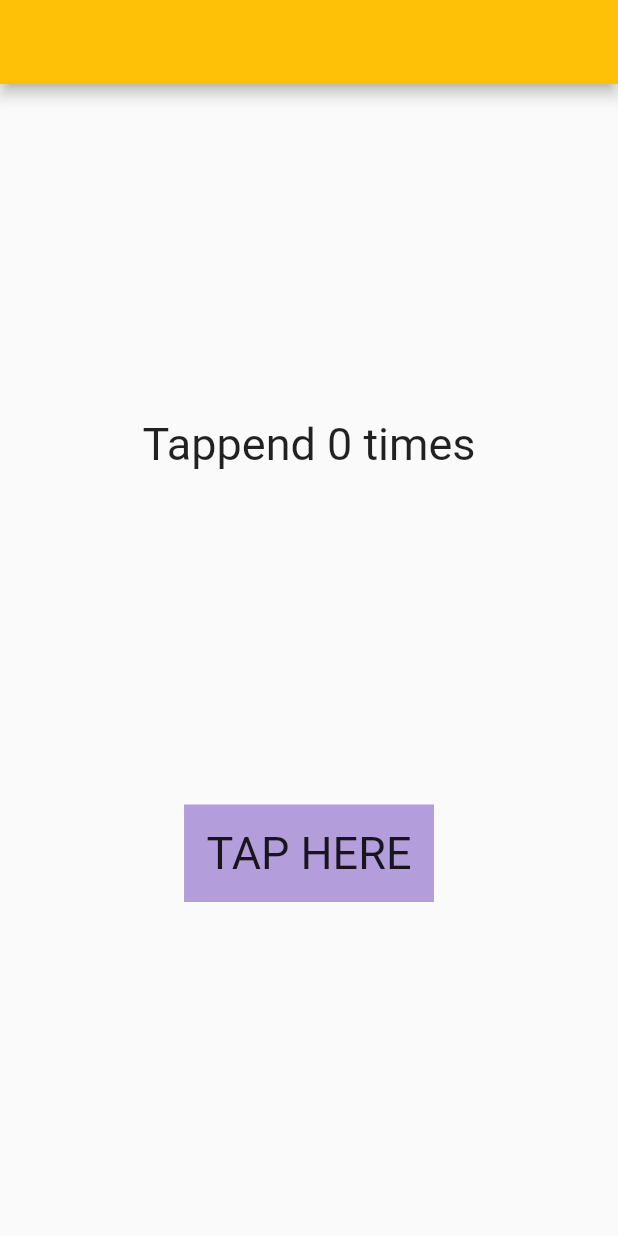
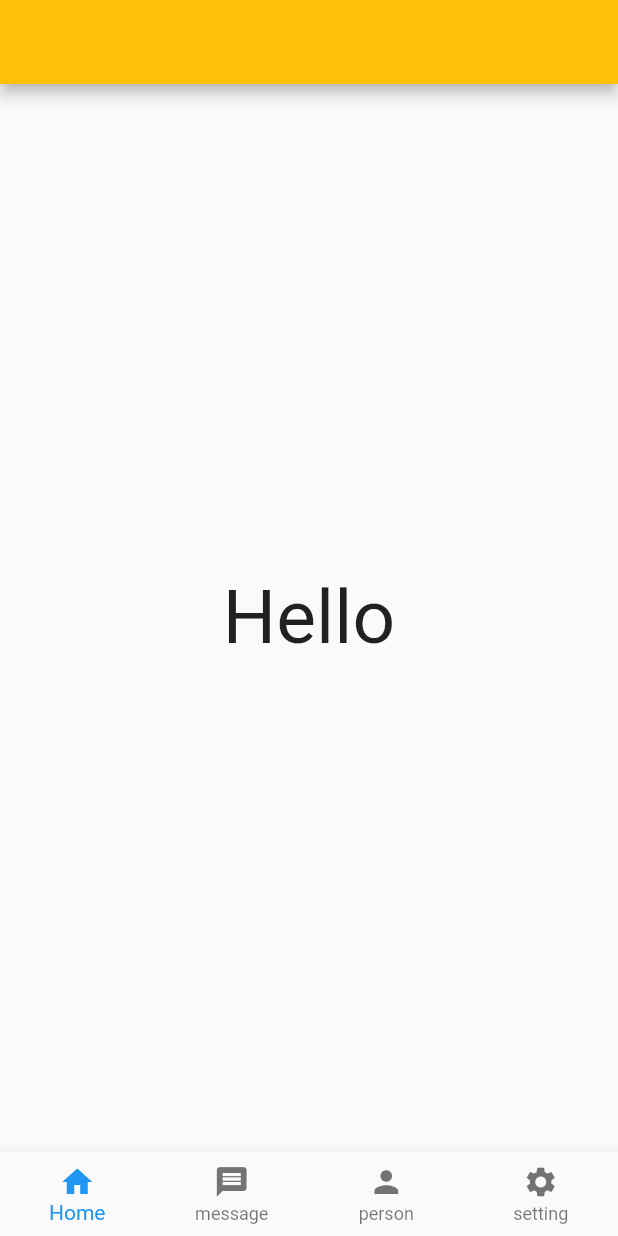
Before and after one commit to asahaya/widget_of_the_day_220813, a Flutter app: the screen it shows after launch, on a phone screen of 412 x 824 dp. Run offline on Flutter 3.47's test engine with Material 2 defaults, Android fonts, the phone set to English and light mode, and no system bars.

Commit message:
no09_bnb_UI

```diff
--- a/lib/main.dart
+++ b/lib/main.dart
@@ -5,10 +5,11 @@ import 'package:widget_of_the_day_220813/no04_ListView_Builder.dart';
 import 'package:widget_of_the_day_220813/no05_Cliprrest_RoundCorners.dart';
 import 'package:widget_of_the_day_220813/no06_ImageAsset.dart';
 import 'package:widget_of_the_day_220813/no07_GridView_Builder.dart';
+import 'package:widget_of_the_day_220813/no09_BottomNavigationBar.dart';
 
 import 'no01_Cointainer.dart';
 import 'no08_GestureDetector.dart';
 
 void main() {
-  runApp(const No08_GestureDetector());
+  runApp(const No09_BNB());
 }
--- a/lib/no09_BottomNavigationBar.dart
+++ b/lib/no09_BottomNavigationBar.dart
@@ -1,14 +1,13 @@
 import 'package:flutter/material.dart';
 
-
-class No01_Container extends StatefulWidget {
-  const No01_Container({Key? key}) : super(key: key);
+class No09_BNB extends StatefulWidget {
+  const No09_BNB({Key? key}) : super(key: key);
 
   @override
-  State<No01_Container> createState() => _No01_ContainerState();
+  State<No09_BNB> createState() => _No09_BNBState();
 }
 
-class _No01_ContainerState extends State<No01_Container> {
+class _No09_BNBState extends State<No09_BNB> {
   @override
   Widget build(BuildContext context) {
     return MaterialApp(
@@ -17,7 +16,27 @@ class _No01_ContainerState extends State<No01_Container> {
           title: Text(''),
           backgroundColor: Colors.amber,
         ),
-        body: Container(),
+        body: Center(
+          child: Text(
+            'Hello',
+            style: TextStyle(fontSize: 50),
+          ),
+        ),
+        bottomNavigationBar: BottomNavigationBar(
+            //すべて表示させるため
+            type: BottomNavigationBarType.fixed,
+            items: [
+              //2つ以上並べないとエラー
+              //labelをnullにするとエラー
+
+              BottomNavigationBarItem(icon: Icon(Icons.home), label: 'Home'),
+              BottomNavigationBarItem(
+                  icon: Icon(Icons.message), label: 'message'),
+              BottomNavigationBarItem(
+                  icon: Icon(Icons.person), label: 'person'),
+              BottomNavigationBarItem(
+                  icon: Icon(Icons.settings), label: 'setting'),
+            ]),
       ),
     );
   }
```
